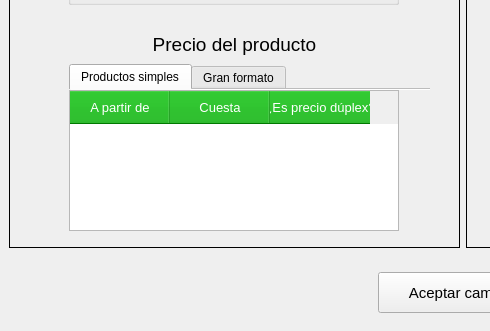
Qt form src/AdministrarProductos/Ui_EditarProducto.ui (ivanperez-7/printpos) before a commit; both pictures show x 0 to 490 and y 402 to 733 of the 926 by 733 pixel window.
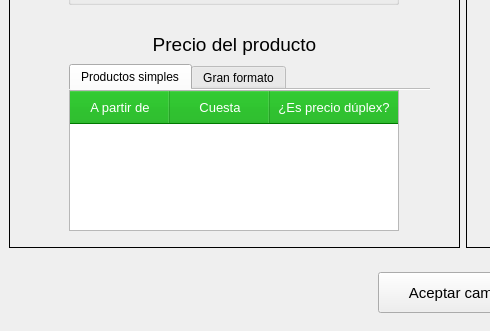
The same form after that commit. Icons and pictures are not drawn.

The edit to the form file:
```diff
--- a/src/AdministrarProductos/Ui_EditarProducto.ui
+++ b/src/AdministrarProductos/Ui_EditarProducto.ui
@@ -395,6 +395,12 @@
             <property name="selectionMode">
              <enum>QAbstractItemView::SingleSelection</enum>
             </property>
+            <attribute name="horizontalHeaderMinimumSectionSize">
+             <number>20</number>
+            </attribute>
+            <attribute name="horizontalHeaderStretchLastSection">
+             <bool>true</bool>
+            </attribute>
             <attribute name="verticalHeaderVisible">
              <bool>false</bool>
             </attribute>
```
